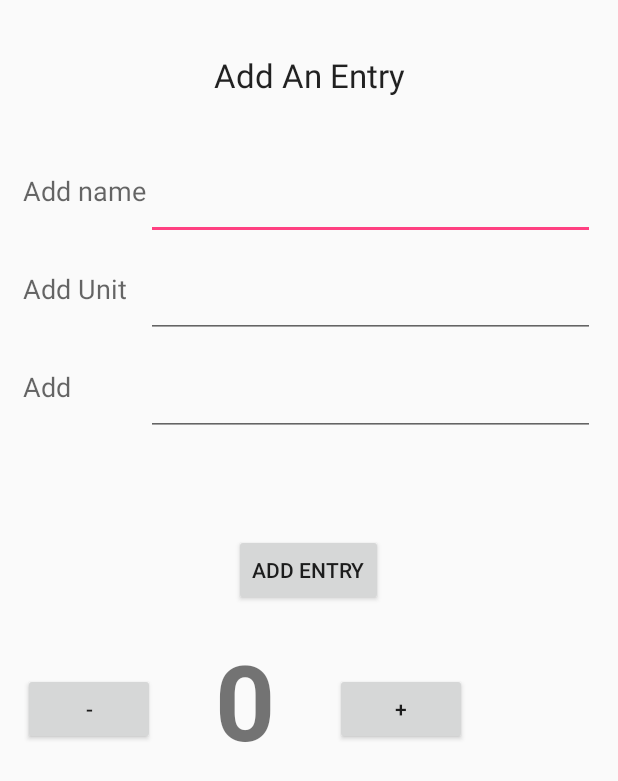
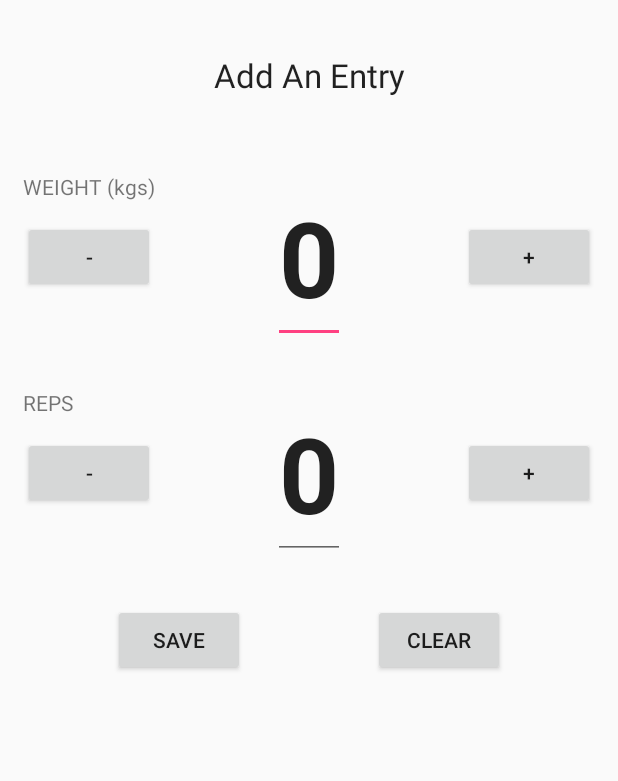
Before and after one commit to 40183396/MohsBehaviourChangingAppProject, an Android app: the layout fragment_adddiary.xml on its own in the app's theme, with its tools: preview values and no code run, on a phone screen of 412 x 824 dp. Shown: the top 781 px of the screen. Run offline under Robolectric (Android 15) with nearby library versions, the phone set to English and light mode, and no system bars.

Commit message:
Changed Layout Of Add Diary Fragment

```diff
--- a/app/src/main/res/layout/fragment_adddiary.xml
+++ b/app/src/main/res/layout/fragment_adddiary.xml
@@ -31,117 +31,112 @@
         </LinearLayout>
 
         <RelativeLayout
+            android:id="@+id/relLayout1"
             android:layout_width="match_parent"
-            android:layout_height="match_parent"
+            android:layout_height="wrap_content"
             android:layout_below="@+id/top_lin_add_diary"
-            android:id="@+id/relLayout1">
+            android:orientation="horizontal">
 
             <TextView
-                android:id="@+id/textviewAddDiaryName"
+                android:layout_width="wrap_content"
+                android:layout_height="wrap_content"
+                android:text="WEIGHT (kgs)" />
+
+
+            <Button
+                android:id="@+id/btnDecreaseWeightAddDiary"
                 android:layout_width="wrap_content"
                 android:layout_height="wrap_content"
                 android:layout_alignParentLeft="true"
-                android:layout_alignParentStart="true"
-                android:text="Add name"
-                android:textAppearance="?android:attr/textAppearanceMedium" />
+                android:layout_centerInParent="true"
+                android:text="-" />
 
             <EditText
-                android:id="@+id/edittextAddDiaryName"
+                android:id="@+id/edittextAddDiaryWeight"
                 android:layout_width="wrap_content"
                 android:layout_height="wrap_content"
-                android:layout_alignParentEnd="true"
+                android:layout_centerInParent="true"
+                android:inputType="numberDecimal"
+                android:text="0"
+                android:textSize="70sp"
+                android:textStyle="bold" />
+
+            <Button
+                android:id="@+id/btnIncreaseWeightAddDiary"
+                android:layout_width="wrap_content"
+                android:layout_height="wrap_content"
                 android:layout_alignParentRight="true"
-                android:layout_alignTop="@+id/textviewAddDiaryName"
-                android:layout_marginBottom="20dp"
-                android:layout_toRightOf="@+id/textviewAddDiaryName"
-                android:singleLine="true" />
+                android:layout_centerInParent="true"
+                android:text="+" />
+        </RelativeLayout>
+
+        <RelativeLayout
+            android:id="@+id/relLayout2"
+            android:layout_width="match_parent"
+            android:layout_height="wrap_content"
+            android:layout_below="@+id/relLayout1"
+            android:layout_marginTop="30dp"
+            android:orientation="horizontal">
 
             <TextView
-                android:id="@+id/textviewAddUnit"
                 android:layout_width="wrap_content"
                 android:layout_height="wrap_content"
-                android:layout_alignLeft="@+id/textviewAddDiaryName"
-                android:layout_alignStart="@+id/textviewAddDiaryName"
-                android:layout_below="@+id/edittextAddDiaryName"
-                android:text="Add Unit"
-                android:textAppearance="?android:attr/textAppearanceMedium" />
+                android:text="REPS" />
 
-            <EditText
-                android:id="@+id/edittextAddUnit"
-                android:layout_width="wrap_content"
-                android:layout_height="wrap_content"
-                android:layout_alignEnd="@+id/edittextAddDiaryName"
-                android:layout_alignRight="@+id/edittextAddDiaryName"
-                android:layout_alignTop="@+id/textviewAddUnit"
-                android:layout_marginBottom="20dp"
-                android:layout_toRightOf="@+id/textviewAddDiaryName" />
 
-            <TextView
-                android:id="@+id/tvAddNote"
+            <Button
+                android:id="@+id/btnDecreaseRepsAddDiary"
                 android:layout_width="wrap_content"
                 android:layout_height="wrap_content"
                 android:layout_alignParentLeft="true"
-                android:layout_alignParentStart="true"
-                android:layout_below="@+id/edittextAddUnit"
-                android:text="Add"
-                android:textAppearance="?android:attr/textAppearanceMedium" />
+                android:layout_centerInParent="true"
+                android:text="-" />
 
             <EditText
-                android:id="@+id/editNote"
+                android:id="@+id/edittextAddDiaryReps"
                 android:layout_width="wrap_content"
                 android:layout_height="wrap_content"
-                android:layout_alignLeft="@+id/edittextAddUnit"
-                android:layout_alignParentEnd="true"
-                android:layout_alignParentRight="true"
-                android:layout_alignStart="@+id/edittextAddUnit"
-                android:layout_alignTop="@+id/tvAddNote"
-                android:singleLine="true" />
+                android:layout_centerInParent="true"
+                android:text="0"
+                android:inputType="numberDecimal"
+                android:textSize="70sp"
+                android:textStyle="bold" />
 
             <Button
-                android:id="@+id/buttonAddEntry"
+                android:id="@+id/btnIncreaseRepsAddDiary"
                 android:layout_width="wrap_content"
                 android:layout_height="wrap_content"
-                android:layout_below="@+id/editNote"
-                android:layout_centerHorizontal="true"
-                android:layout_marginTop="65dp"
-                android:text="Add Entry" />
-            <LinearLayout
+                android:layout_alignParentRight="true"
+                android:layout_centerInParent="true"
+                android:text="+" />
+        </RelativeLayout>
+
+        <RelativeLayout
             android:layout_width="match_parent"
             android:layout_height="wrap_content"
-
-                android:orientation="horizontal"
-                android:layout_below="@+id/buttonAddEntry">
+            android:layout_below="@id/relLayout2"
+            android:layout_marginTop="30dp">
 
             <Button
-                    android:id="@+id/decrease"
+                android:id="@+id/btnSaveAddDiary"
                 android:layout_width="wrap_content"
                 android:layout_height="wrap_content"
-                    android:onClick="decreaseInteger"
-                    android:text="-" />
+                android:layout_alignParentLeft="true"
+                android:layout_centerInParent="true"
+                android:text="save"
+                android:layout_marginLeft="60dp"/>
 
-                <TextView
-                    android:id="@+id/integer_number"
+            <Button
+                android:id="@+id/btnClearAddDiary"
                 android:layout_width="wrap_content"
                 android:layout_height="wrap_content"
-                    android:layout_marginBottom="16dp"
-                    android:layout_marginLeft="40dp"
-                    android:layout_marginRight="40dp"
-                    android:layout_marginTop="16dp"
-                    android:text="0"
-                    android:textStyle="bold"
-                    android:textSize="70sp" />
-
-                <Button
-                    android:id="@+id/increase"
-                    android:layout_width="wrap_content"
-                    android:layout_height="wrap_content"
-                    android:onClick="increaseInteger"
-                    android:text="+" />
-            </LinearLayout>
-        </RelativeLayout>
-
-
+                android:layout_alignParentRight="true"
+                android:layout_centerInParent="true"
+                android:text="Clear"
+                android:layout_marginRight="60dp"/>
 
 
         </RelativeLayout>
+
+    </RelativeLayout>
 </ScrollView>
```
Also changed, not shown: app/src/main/java/com/napier/mohs/instagramclone/Diary/FragmentAddDiary.java (+60 -19 lines). Lines whose indentation alone changed are shown as unchanged.
